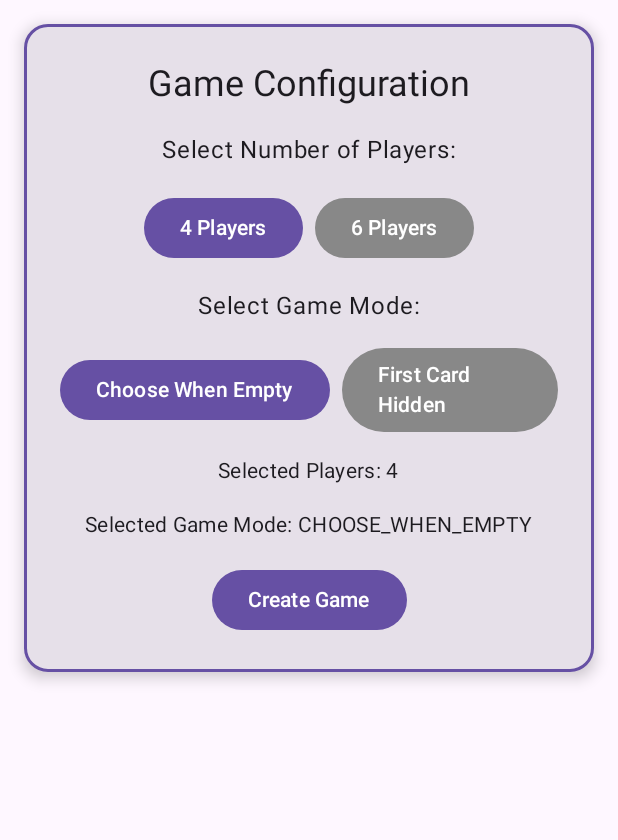
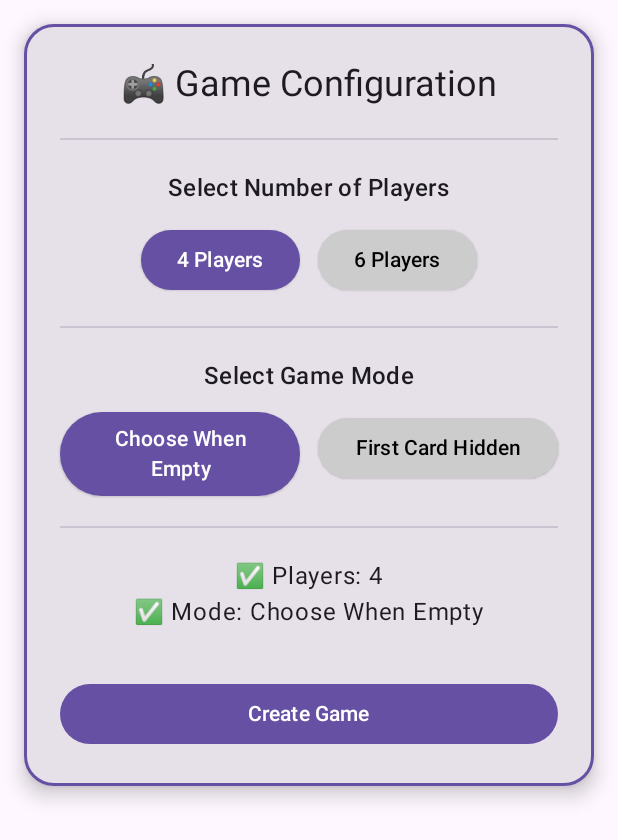
Before and after one commit to roguetitan1703/Mindikot, an Android app built with Jetpack Compose: the composable GameConfigCard called with empty values, on a phone screen of 412 x 824 dp. Shown: the top 840 px of the screen. Run offline under Robolectric (Android 15) with nearby library versions, the phone set to English and light mode, and no system bars; 1 statement that could not run was skipped.

Commit message:
[update]
lobby screen new look

```diff
--- a/app/src/main/java/com/example/mindikot/ui/screens/LobbyScreen.kt
+++ b/app/src/main/java/com/example/mindikot/ui/screens/LobbyScreen.kt
@@ -3,7 +3,9 @@ package com.example.mindikot.ui.screens
 import android.widget.Toast
 import androidx.compose.foundation.BorderStroke
 import androidx.compose.foundation.layout.*
+import androidx.compose.foundation.rememberScrollState
 import androidx.compose.foundation.shape.RoundedCornerShape
+import androidx.compose.foundation.verticalScroll
 import androidx.compose.material3.*
 import androidx.compose.runtime.*
 import androidx.compose.ui.Alignment
@@ -15,30 +17,29 @@ import com.example.mindikot.ui.GameViewModel
 import androidx.lifecycle.viewmodel.compose.viewModel
 import com.example.mindikot.core.model.GameMode
 import androidx.compose.ui.platform.LocalContext
+import androidx.compose.ui.text.style.TextAlign
 
 @Composable
 fun LobbyScreen(navController: NavController, viewModel: GameViewModel) {
-    // use viewModel here
-
     var playerName by remember { mutableStateOf("") }
     var isHost by remember { mutableStateOf(false) }
-    var availableGames by remember { mutableStateOf(listOf<String>()) } // List of available games for joiners
-    var gameSelected by remember { mutableStateOf<String?>(null) } // The game selected by the client
+    var availableGames by remember { mutableStateOf(listOf<String>()) }
+    var gameSelected by remember { mutableStateOf<String?>(null) }
     var allPlayersJoined by remember { mutableStateOf(false) }
-    var hasSearched by remember { mutableStateOf(false) } // Track if user initiated a search
+    var hasSearched by remember { mutableStateOf(false) }
     var role by remember { mutableStateOf<String?>(null) }
+
+    val context = LocalContext.current
+
     LaunchedEffect(playerName) {
-
-        if (playerName.isBlank()) {
-            role = null
-        }
+        if (playerName.isBlank()) role = null
     }
 
     Column(
         modifier = Modifier
             .fillMaxSize()
             .padding(24.dp),
-        verticalArrangement = Arrangement.spacedBy(16.dp, Alignment.CenterVertically),
+        verticalArrangement = Arrangement.spacedBy(24.dp),
         horizontalAlignment = Alignment.CenterHorizontally
     ) {
         Text("Mindikot Lobby", style = MaterialTheme.typography.headlineMedium)
@@ -47,64 +48,89 @@ fun LobbyScreen(navController: NavController, viewModel: GameViewModel) {
             value = playerName,
             onValueChange = {
                 playerName = it
-                viewModel.setPlayerName(it) // 🔥 Update ViewModel when name is typed
+                viewModel.setPlayerName(it)
             },
-            label = { Text("Enter your name") }
+            label = { Text("Enter your name") },
+            modifier = Modifier.fillMaxWidth()
         )
 
-        val context = LocalContext.current // 🔥 Needed for toast
+        Text("Select your role:", style = MaterialTheme.typography.titleMedium)
 
-        Text("Are you a Host or Randi?")
-        Row(horizontalArrangement = Arrangement.spacedBy(8.dp)) {
-            Button(
-                onClick = {
+        RoleSelector(
+            selectedRole = role,
+            onRoleSelected = { selected ->
                 if (playerName.isBlank()) {
                     Toast.makeText(context, "Please enter your name first", Toast.LENGTH_SHORT).show()
                 } else {
-                        role = "Host"
-                        isHost = true
+                    role = selected
+                    isHost = (selected == "Host")
                 }
-                },
-                colors = ButtonDefaults.buttonColors(
-                    containerColor = if (role == "Host") MaterialTheme.colorScheme.primary else Color.Gray
+            }
         )
-            ) {
-                Text("Host")
+
+        when {
+            isHost && role == "Host" -> {
+                GameConfigCard(navController, viewModel, playerName)
             }
 
-            Button(
-                onClick = {
-                    if (playerName.isBlank()) {
-                        Toast.makeText(context, "Please enter your name first", Toast.LENGTH_SHORT).show()
-                    } else {
-                        role = "Joiner"
-                        isHost = false
+            role == "Joiner" -> {
+                JoinGameSection(
+                    hasSearched = hasSearched,
+                    availableGames = availableGames,
+                    onSearch = {
+                        hasSearched = true
+                        availableGames = listOf() // Replace with actual discovery logic
+                    },
+                    onJoin = {
+                        gameSelected = it
+                        navController.navigate("waiting_for_players")
                     }
-                },
-                colors = ButtonDefaults.buttonColors(
-                    containerColor = if (role == "Joiner") MaterialTheme.colorScheme.primary else Color.Gray
                 )
-            ) {
-                Text("Randi")
             }
         }
 
-
-        // Host Flow
-        if (isHost && role =="Host") {
-
-            GameConfigCard(navController, viewModel,playerName) // Using GameConfigCard for configuration UI
+        if (isHost && allPlayersJoined) {
+            Button(onClick = { navController.navigate("game") }) {
+                Text("Start Game")
+            }
+        }
+    }
 }
 
-        // Joiner Flow
-        else if (role=="Joiner"){
-            Text("Select a game to join:")
+@Composable
+fun RoleSelector(selectedRole: String?, onRoleSelected: (String) -> Unit) {
+    Row(
+        horizontalArrangement = Arrangement.spacedBy(12.dp),
+        verticalAlignment = Alignment.CenterVertically
+    ) {
+        listOf("Host", "Joiner").forEach { role ->
+            Button(
+                onClick = { onRoleSelected(role) },
+                colors = ButtonDefaults.buttonColors(
+                    containerColor = if (selectedRole == role) MaterialTheme.colorScheme.primary else Color.Gray
+                )
+            ) {
+                Text(if (role == "Joiner") "Randi" else "Host")
+            }
+        }
+    }
+}
 
-            Button(onClick = {
-                hasSearched = true
-                // Simulated game search result (replace with actual discovery logic)
-                availableGames = listOf() // or mock list e.g., listOf("Host Game 1")
-            }) {
+@Composable
+fun JoinGameSection(
+    hasSearched: Boolean,
+    availableGames: List<String>,
+    onSearch: () -> Unit,
+    onJoin: (String) -> Unit
+) {
+    Column(
+        verticalArrangement = Arrangement.spacedBy(16.dp),
+        horizontalAlignment = Alignment.CenterHorizontally,
+        modifier = Modifier.fillMaxWidth()
+    ) {
+        Text("Join a game lobby", style = MaterialTheme.typography.titleMedium)
+
+        Button(onClick = onSearch) {
             Text("Search for Games")
         }
 
@@ -117,102 +143,146 @@ fun LobbyScreen(navController: NavController, viewModel: GameViewModel) {
                 )
             } else {
                 availableGames.forEach { game ->
-                        Button(onClick = {
-                            gameSelected = game
-                            navController.navigate("waiting_for_players")  // Navigate to waiting screen
-                        }) {
+                    Button(
+                        onClick = { onJoin(game) },
+                        modifier = Modifier.fillMaxWidth()
+                    ) {
                         Text(game)
                     }
                 }
             }
         }
     }
+}
 
-        // Button to start the game if all players are ready (host flow)
-        if (isHost && allPlayersJoined) {
-            Button(onClick = { navController.navigate("game") }) {
-                Text("Start Game")
+@Composable
+fun GameConfigCard(
+    navController: NavController,
+    viewModel: GameViewModel,
+    playerName: String
+) {
+    fun GameMode.displayName(): String = when (this) {
+        GameMode.CHOOSE_WHEN_EMPTY -> "Choose When Empty"
+        GameMode.FIRST_CARD_HIDDEN -> "First Card Hidden"
+    }
+
+    var numberOfPlayers by remember { mutableStateOf(4) }
+    var gameMode by remember { mutableStateOf(GameMode.CHOOSE_WHEN_EMPTY) }
+
+    Card(
+        modifier = Modifier
+            .fillMaxWidth()
+            .padding(16.dp),
+        shape = RoundedCornerShape(20.dp),
+        border = BorderStroke(2.dp, MaterialTheme.colorScheme.primary),
+        elevation = CardDefaults.cardElevation(8.dp)
+    ) {
+        // Add scroll state
+        val scrollState = rememberScrollState()
+
+        Column(
+            modifier = Modifier
+                .fillMaxWidth()
+                .verticalScroll(scrollState)
+                .padding(24.dp),
+            horizontalAlignment = Alignment.CenterHorizontally,
+            verticalArrangement = Arrangement.spacedBy(20.dp)
+        ) {
+            Text(
+                text = "🎮 Game Configuration",
+                style = MaterialTheme.typography.headlineSmall
+            )
+
+            Divider()
+
+            // 🔢 Player Count Selection
+            Column(
+                verticalArrangement = Arrangement.spacedBy(12.dp),
+                horizontalAlignment = Alignment.CenterHorizontally
+            ) {
+                Text("Select Number of Players", style = MaterialTheme.typography.titleMedium)
+
+                Row(
+                    horizontalArrangement = Arrangement.spacedBy(12.dp)
+                ) {
+                    listOf(4, 6).forEach { count ->
+                        ElevatedButton(
+                            onClick = { numberOfPlayers = count },
+                            colors = ButtonDefaults.elevatedButtonColors(
+                                containerColor = if (numberOfPlayers == count)
+                                    MaterialTheme.colorScheme.primary
+                                else Color.LightGray
+                            )
+                        ) {
+                            Text(
+                                "$count Players",
+                                style = MaterialTheme.typography.labelLarge,
+                                color = if (numberOfPlayers == count) Color.White else Color.Black
+                            )
                         }
                     }
                 }
             }
 
-@Composable
-fun GameConfigCard(navController: NavController, viewModel: GameViewModel = viewModel(),playerName:String) {
-    var numberOfPlayers by remember { mutableStateOf(4) }
-    var gameMode by remember { mutableStateOf(GameMode.CHOOSE_WHEN_EMPTY) }
+            Divider()
 
-    // Card styling
-    Card(
-        modifier = Modifier
-            .fillMaxWidth()
-            .padding(16.dp),
-        shape = RoundedCornerShape(16.dp),
-        border = BorderStroke(2.dp, MaterialTheme.colorScheme.primary),
-        elevation = CardDefaults.cardElevation(defaultElevation = 6.dp) // Corrected elevation usage
+            // 🕹️ Game Mode Selection
+            Column(
+                verticalArrangement = Arrangement.spacedBy(12.dp),
+                horizontalAlignment = Alignment.CenterHorizontally
             ) {
-        Column(
-            modifier = Modifier
-                .padding(24.dp)
-                .fillMaxWidth(),
-            horizontalAlignment = Alignment.CenterHorizontally,
-            verticalArrangement = Arrangement.spacedBy(16.dp)
+                Text("Select Game Mode", style = MaterialTheme.typography.titleMedium)
+
+                Row(
+                    horizontalArrangement = Arrangement.spacedBy(12.dp)
                 ) {
-            Text("Game Configuration", style = MaterialTheme.typography.headlineSmall)
+                    GameMode.entries.forEach { mode ->
+                        ElevatedButton(
+                            onClick = { gameMode = mode },
+                            modifier = Modifier.width(160.dp), // Adjust width as needed
+                            colors = ButtonDefaults.elevatedButtonColors(
+                                containerColor = if (gameMode == mode)
+                                    MaterialTheme.colorScheme.primary
+                                else Color.LightGray
+                            )
+                        ) {
+                            Text(
+                                text = mode.displayName(),
+                                style = MaterialTheme.typography.labelLarge,
+                                color = if (gameMode == mode) Color.White else Color.Black,
+                                maxLines = 2,
+                                textAlign = TextAlign.Center
+                            )
+                        }
 
-            // Number of Players Selection
-            Text("Select Number of Players:", style = MaterialTheme.typography.bodyLarge)
-            Row(
-                horizontalArrangement = Arrangement.spacedBy(8.dp),
-                verticalAlignment = Alignment.CenterVertically
-            ) {
-                Button(
-                    onClick = { numberOfPlayers = 4 },
-                    colors = ButtonDefaults.buttonColors(containerColor = if (numberOfPlayers == 4) MaterialTheme.colorScheme.primary else Color.Gray)
-                ) {
-                    Text("4 Players")
                     }
-                Button(
-                    onClick = { numberOfPlayers = 6 },
-                    colors = ButtonDefaults.buttonColors(containerColor = if (numberOfPlayers == 6) MaterialTheme.colorScheme.primary else Color.Gray)
-                ) {
-                    Text("6 Players")
                 }
             }
 
-            // Game Mode Selection
-            Text("Select Game Mode:", style = MaterialTheme.typography.bodyLarge)
-            Row(
-                horizontalArrangement = Arrangement.spacedBy(8.dp),
-                verticalAlignment = Alignment.CenterVertically
-            ) {
-                Button(
-                    onClick = { gameMode = GameMode.CHOOSE_WHEN_EMPTY },
-                    colors = ButtonDefaults.buttonColors(containerColor = if (gameMode == GameMode.CHOOSE_WHEN_EMPTY) MaterialTheme.colorScheme.primary else Color.Gray)
-                ) {
-                    Text("Choose When Empty")
-                }
-                Button(
-                    onClick = { gameMode = GameMode.FIRST_CARD_HIDDEN },
-                    colors = ButtonDefaults.buttonColors(containerColor = if (gameMode == GameMode.FIRST_CARD_HIDDEN) MaterialTheme.colorScheme.primary else Color.Gray)
-                ) {
-                    Text("First Card Hidden")
-                }
+            Divider()
+
+            // 📝 Summary
+            Column(horizontalAlignment = Alignment.CenterHorizontally) {
+                Text(
+                    text = "✅ Players: $numberOfPlayers",
+                    style = MaterialTheme.typography.bodyLarge
+                )
+                Text(
+                    text = "✅ Mode: ${gameMode.displayName()}",
+                    style = MaterialTheme.typography.bodyLarge
+                )
             }
 
-            // Display the selected number of players and game mode
-            Text("Selected Players: $numberOfPlayers", style = MaterialTheme.typography.bodyMedium)
-            Text("Selected Game Mode: ${gameMode.name}", style = MaterialTheme.typography.bodyMedium)
-
-            // Confirm Button
+            // 🚀 Confirm
             Button(
                 onClick = {
-
-                    navController.navigate("game_host") // Navigate to the game screen (waiting for players)
                     viewModel.setupGame(playerName, gameMode, host = true, playersNeeded = numberOfPlayers)
-
+                    navController.navigate("game_host")
                 },
-                enabled = numberOfPlayers in listOf(4, 6)
+                enabled = numberOfPlayers in listOf(4, 6),
+                modifier = Modifier
+                    .fillMaxWidth()
+                    .padding(top = 12.dp)
             ) {
                 Text("Create Game")
             }
```
Lines whose indentation alone changed are shown as unchanged.
